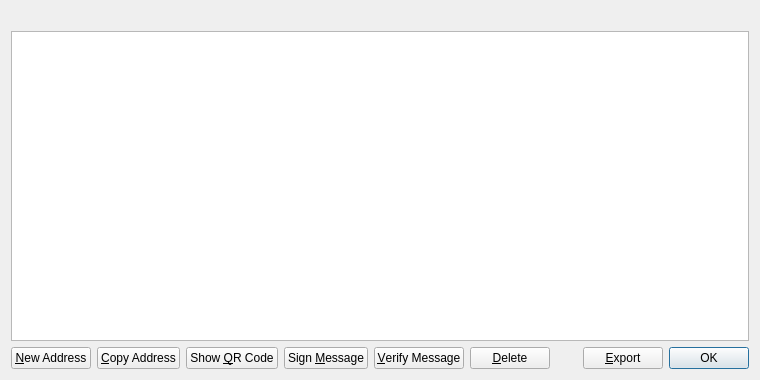
Old version of the form src/qt/forms/addressbookpage.ui in the repository namecoin/namecoin-legacy.
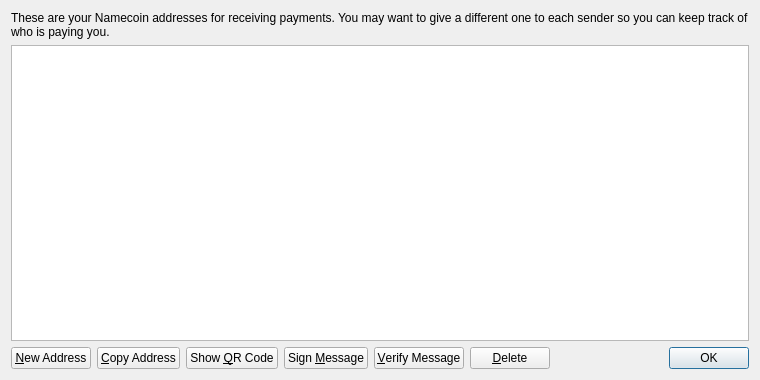
New version of the form. Icons and pictures are not drawn.

Commit message:
Commiting my updates that turn namecoind into namecoin-qt.
I compiled it in MinGW, Linux may require minor changes in qmake
project.
Note: wallet encryption will make the wallet inaccessible for the
daemon. Soon I'll update the daemon with 'walletpassphrase' etc.

Patch:
```diff
--- a/src/qt/forms/addressbookpage.ui
+++ b/src/qt/forms/addressbookpage.ui
@@ -16,6 +16,9 @@
   <layout class="QVBoxLayout" name="verticalLayout">
    <item>
     <widget class="QLabel" name="labelExplanation">
+     <property name="text">
+      <string>These are your Namecoin addresses for receiving payments. You may want to give a different one to each sender so you can keep track of who is paying you.</string>
+     </property>
      <property name="textFormat">
       <enum>Qt::PlainText</enum>
      </property>
@@ -148,20 +151,6 @@
        </property>
       </spacer>
      </item>
-     <item>
-      <widget class="QPushButton" name="exportButton">
-       <property name="toolTip">
-        <string>Export the data in the current tab to a file</string>
-       </property>
-       <property name="text">
-        <string>&amp;Export</string>
-       </property>
-       <property name="icon">
-        <iconset resource="../bitcoin.qrc">
-         <normaloff>:/icons/export</normaloff>:/icons/export</iconset>
-       </property>
-      </widget>
-     </item>
      <item>
       <widget class="QDialogButtonBox" name="buttonBox">
        <property name="sizePolicy">
```
Left out of the diff: 10 changed lines with no effect on the pictures. The commit also changes 157 other files.
